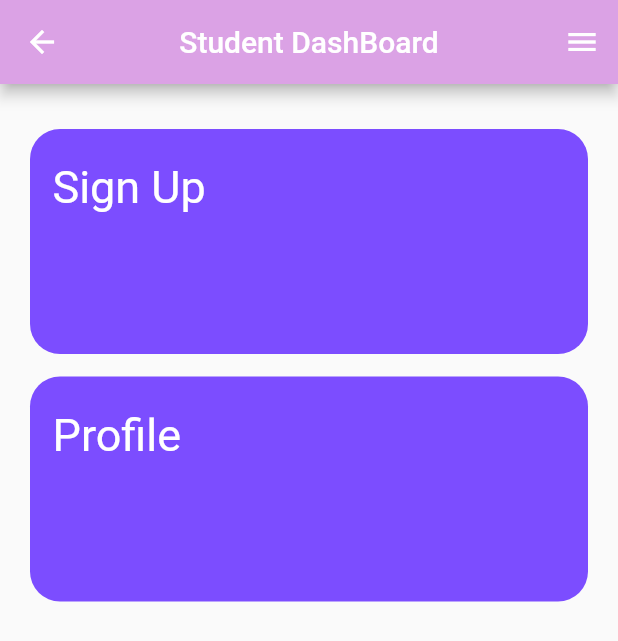
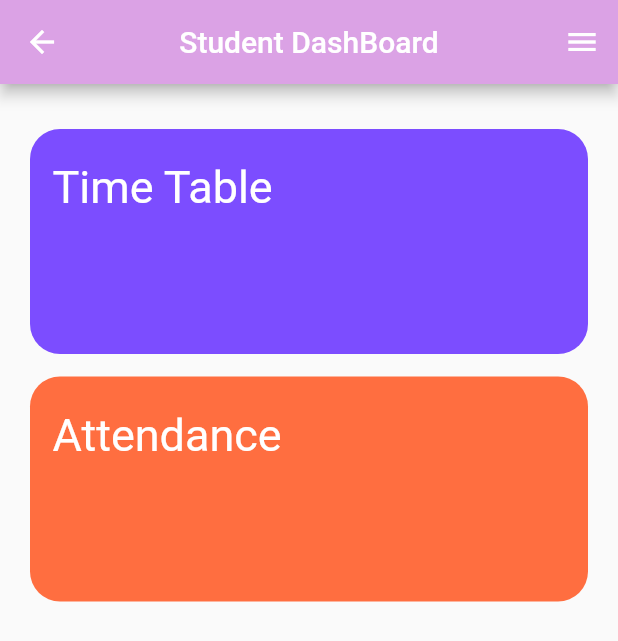
Before and after one commit to cruzmac/studentapp, a Flutter app: the StudentDash screen opened by its route, on a phone screen of 412 x 824 dp. Shown: the top 641 px of the screen. Run offline on Flutter 3.47's test engine with Material 2 defaults, Android fonts, the phone set to English and light mode, and no system bars; our stand-ins replace firebase_auth, firebase_core; accounts and stored records are empty; network calls fail.

Commit message:
2commit
26 08 6 16

```diff
--- /dev/null
+++ b/aug_prj/lib/design/end_drawer.dart
@@ -0,0 +1,68 @@
+import 'package:firebase_auth/firebase_auth.dart';
+import 'package:flutter/material.dart';
+
+Drawer enddrawer(BuildContext context) {
+  return Drawer(
+    backgroundColor: const Color.fromARGB(255, 206, 141, 217),
+    child: ListView(
+      children: [
+        const DrawerHeader(
+          decoration: BoxDecoration(
+            color: Color.fromARGB(255, 180, 101, 194),
+          ),
+          child: Text(
+            'Student App',
+            style: TextStyle(
+              color: Colors.white,
+              fontSize: 30,
+            ),
+          ),
+        ),
+        ListTile(
+          title: const Text(
+            "Home",
+            style: TextStyle(color: Colors.white),
+          ),
+          leading: const Icon(
+            Icons.home,
+            size: 35,
+            color: Colors.purple,
+          ),
+          onTap: () {
+            Navigator.of(context).pushNamed('/home');
+          },
+        ),
+        ListTile(
+          title: const Text(
+            "Students",
+            style: TextStyle(color: Colors.white),
+          ),
+          leading: const Icon(
+            Icons.person,
+            size: 35,
+            color: Colors.purple,
+          ),
+          onTap: () {
+            Navigator.of(context).pushNamed('/student');
+          },
+        ),
+        ListTile(
+          title: const Text(
+            "Log Out",
+            style: TextStyle(color: Colors.white),
+          ),
+          leading: const Icon(
+            Icons.logout,
+            size: 35,
+            color: Colors.purple,
+          ),
+          onTap: () async {
+            await FirebaseAuth.instance.signOut();
+            Navigator.of(context)
+                .pushNamedAndRemoveUntil('/', (route) => false);
+          },
+        ),
+      ],
+    ),
+  );
+}
--- a/aug_prj/lib/main.dart
+++ b/aug_prj/lib/main.dart
@@ -2,6 +2,7 @@ import 'package:aug_prj/screens/home_page.dart';
 import 'package:aug_prj/screens/login_page.dart';
 import 'package:aug_prj/screens/signup.dart';
 import 'package:aug_prj/screens/student.dart';
+import 'package:aug_prj/screens/time_table.dart';
 import 'package:firebase_auth/firebase_auth.dart';
 import 'package:firebase_core/firebase_core.dart';
 import 'package:flutter/material.dart';
@@ -18,14 +19,11 @@ class MyApp extends StatelessWidget {
   // This widget is the root of your application.
   @override
   Widget build(BuildContext context) {
-    return MaterialApp(
+    return const MaterialApp(
       title: 'Flutter Demo',
       debugShowCheckedModeBanner: false,
+      initialRoute: '/',
       onGenerateRoute: pageroutes,
-      theme: ThemeData(
-        primarySwatch: Colors.blue,
-      ),
-      home: const LoginPage(),
     );
   }
 }
@@ -33,11 +31,10 @@ class MyApp extends StatelessWidget {
 Route<dynamic>? pageroutes(RouteSettings settings) {
   switch (settings.name) {
     case '/':
-      final isloggedin = FirebaseAuth.instance.currentUser;
+      final isLoggedin = FirebaseAuth.instance.currentUser;
       return (MaterialPageRoute(
           settings: settings,
-          builder: (BuildContext context) =>
-              isloggedin != null ? const HomePage() : const LoginPage()));
+          builder: (BuildContext context) =>isLoggedin != null ? const HomePage() : const LoginPage()));
     case '/home':
       return (MaterialPageRoute(
           settings: settings,
@@ -46,10 +43,14 @@ Route<dynamic>? pageroutes(RouteSettings settings) {
       return (MaterialPageRoute(
           settings: settings,
           builder: (BuildContext context) => const StudentDash()));
-          case '/signupgen':
+    case '/signupgen':
       return (MaterialPageRoute(
           settings: settings,
           builder: (BuildContext context) => const SignUp()));
+    case '/timetable':
+      return (MaterialPageRoute(
+          settings: settings,
+          builder: (BuildContext context) => const TimeTable()));
     default:
   }
   return null;
--- /dev/null
+++ b/aug_prj/lib/models/list_model.dart
@@ -0,0 +1,12 @@
+import 'package:flutter/material.dart';
+
+class ListModel{
+  String? name;
+  Color? color;
+  String? type;
+  ListModel({
+    this.name,
+    this.color,
+    this.type,
+  });
+}
--- a/aug_prj/lib/screens/student.dart
+++ b/aug_prj/lib/screens/student.dart
@@ -1,3 +1,5 @@
+import 'package:aug_prj/design/end_drawer.dart';
+import 'package:aug_prj/models/list_model.dart';
 import 'package:flutter/material.dart';
 
 class StudentDash extends StatefulWidget {
@@ -8,60 +10,22 @@ class StudentDash extends StatefulWidget {
 }
 
 class _StudentDashState extends State<StudentDash> {
-  List<Map> list = [
-    {'name': 'Sign Up', 'color': 'red'},
-    {'name': 'Profile', 'color': 'deepPurpleAccent'}
+  List<ListModel> list = [
+    ListModel(
+      name: 'Time Table',
+      color: Colors.deepPurpleAccent,
+      type:'timetable'
+    ),
+     ListModel(
+      name: 'Attendance',
+      color: Colors.deepOrangeAccent,
+      type:'attendance'
+    ),
   ];
   @override
   Widget build(BuildContext context) {
     return Scaffold(
-      endDrawer: Drawer(
-        backgroundColor: const Color.fromARGB(255, 180, 101, 194),
-        child: ListView(
-          children: [
-            const DrawerHeader(
-              decoration: BoxDecoration(
-                color: Color.fromARGB(255, 206, 141, 217),
-              ),
-              child: Text(
-                'Student App',
-                style: TextStyle(
-                  color: Colors.white,
-                  fontSize: 24,
-                ),
-              ),
-            ),
-            ListTile(
-              title: const Text(
-                "Home",
-                style: TextStyle(color: Colors.white),
-              ),
-              leading: const Icon(
-                Icons.home,
-                size: 35,
-                color: Colors.purple,
-              ),
-              onTap: () {
-                Navigator.of(context).pushNamed('/home');
-              },
-            ),
-            ListTile(
-              title: const Text(
-                "Students",
-                style: TextStyle(color: Colors.white),
-              ),
-              leading: const Icon(
-                Icons.person,
-                size: 35,
-                color: Colors.purple,
-              ),
-              onTap: () {
-                Navigator.of(context).pushNamed('/student');
-              },
-            ),
-          ],
-        ),
-      ),
+      endDrawer: enddrawer(context),
       appBar: AppBar(
         title: const Text('Student DashBoard'),
         backgroundColor: const Color.fromARGB(255, 219, 162, 229),
@@ -76,14 +40,22 @@ class _StudentDashState extends State<StudentDash> {
               height: 150,
               child: ListTile(
                 onTap: () {
-                  Navigator.of(context).pushNamed('/signupgen');
+                  final type = list[index].type;
+                  switch (type) {
+                    case 'signup':
+                      Navigator.of(context).pushNamed('/signupgen');
+                      break;
+                    case 'time':
+                      Navigator.of(context).pushNamed('/timetable');
+                      break;
+                  }
                 },
                 textColor: Colors.white,
-                tileColor:Colors.deepPurpleAccent,
+                tileColor: list[index].color,
                 shape: const RoundedRectangleBorder(
                     borderRadius: BorderRadius.all(Radius.circular(20))),
                 title: Text(
-                  list[index]['name'],
+                  list[index].name ??'',
                   style: const TextStyle(fontSize: 30),
                 ),
                 contentPadding: const EdgeInsets.symmetric(
```
Also changed, not shown: aug_prj/lib/screens/home_page.dart (+3 -39 lines), aug_prj/lib/screens/signup.dart (+33 -17 lines), aug_prj/lib/screens/time_table.dart (added, +68 -0 lines).
